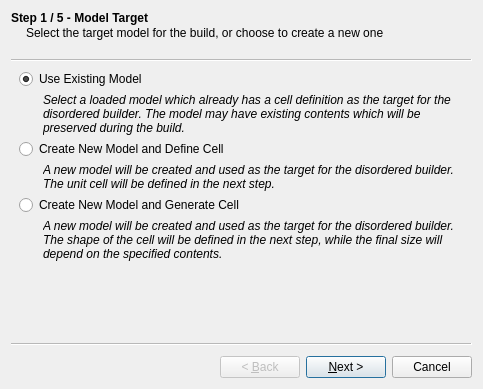
First picture: the form in branches/nugui/src/gui/disorderwizard.ui, repository trisyoungs/aten, before the edit.
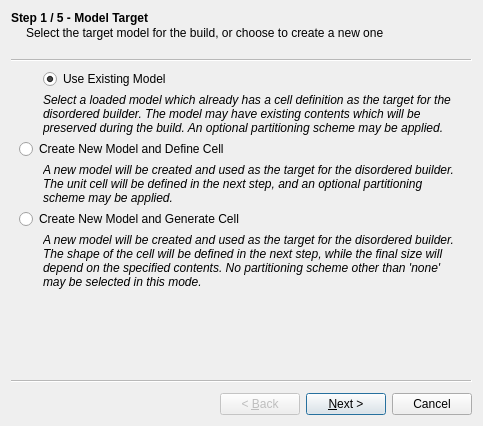
Second picture: the form after the edit. Icons and pictures are not drawn.

Commit message: Major update to disorder builder. Removed data/partitions/cell from repo in favour of default scheme generated in code.

```diff
--- a/branches/nugui/src/gui/disorderwizard.ui
+++ b/branches/nugui/src/gui/disorderwizard.ui
@@ -7,7 +7,7 @@
     <x>0</x>
     <y>0</y>
     <width>483</width>
-    <height>389</height>
+    <height>426</height>
    </rect>
   </property>
   <property name="windowTitle">
@@ -45,23 +45,7 @@
       <property name="sizeConstraint">
        <enum>QLayout::SetMinimumSize</enum>
       </property>
-      <item row="0" column="0" colspan="2">
-       <widget class="QRadioButton" name="TargetExistingRadio">
-        <property name="sizePolicy">
-         <sizepolicy hsizetype="Expanding" vsizetype="Fixed">
-          <horstretch>0</horstretch>
-          <verstretch>0</verstretch>
-         </sizepolicy>
-        </property>
-        <property name="text">
-         <string>Use Existing Model</string>
-        </property>
-        <property name="checked">
-         <bool>true</bool>
-        </property>
-       </widget>
-      </item>
-      <item row="5" column="0" colspan="2">
+      <item row="6" column="0" colspan="2">
        <widget class="QRadioButton" name="TargetGenerateRadio">
         <property name="sizePolicy">
          <sizepolicy hsizetype="Expanding" vsizetype="Fixed">
@@ -74,7 +58,7 @@
         </property>
        </widget>
       </item>
-      <item row="1" column="1">
+      <item row="2" column="1">
        <widget class="QLabel" name="label">
         <property name="sizePolicy">
          <sizepolicy hsizetype="Expanding" vsizetype="Minimum">
@@ -94,14 +78,14 @@
          </font>
         </property>
         <property name="text">
-         <string>Select a loaded model which already has a cell definition as the target for the disordered builder. The model may have existing contents which will be preserved during the build.</string>
+         <string>Select a loaded model which already has a cell definition as the target for the disordered builder. The model may have existing contents which will be preserved during the build. An optional partitioning scheme may be applied.</string>
         </property>
         <property name="wordWrap">
          <bool>true</bool>
         </property>
        </widget>
       </item>
-      <item row="1" column="0">
+      <item row="2" column="0">
        <spacer name="horizontalSpacer">
         <property name="orientation">
          <enum>Qt::Horizontal</enum>
@@ -117,7 +101,7 @@
         </property>
        </spacer>
       </item>
-      <item row="4" column="1">
+      <item row="5" column="1">
        <widget class="QLabel" name="label_2">
         <property name="sizePolicy">
          <sizepolicy hsizetype="Expanding" vsizetype="Preferred">
@@ -131,14 +115,14 @@
          </font>
         </property>
         <property name="text">
-         <string>A new model will be created and used as the target for the disordered builder. The unit cell will be defined in the next step.</string>
+         <string>A new model will be created and used as the target for the disordered builder. The unit cell will be defined in the next step, and an optional partitioning scheme may be applied.</string>
         </property>
         <property name="wordWrap">
          <bool>true</bool>
         </property>
        </widget>
       </item>
-      <item row="6" column="1">
+      <item row="7" column="1">
        <widget class="QLabel" name="label_3">
         <property name="sizePolicy">
          <sizepolicy hsizetype="Expanding" vsizetype="Preferred">
@@ -152,7 +136,7 @@
          </font>
         </property>
         <property name="text">
-         <string>A new model will be created and used as the target for the disordered builder. The shape of the cell will be defined in the next step, while the final size will depend on the specified contents.</string>
+         <string>A new model will be created and used as the target for the disordered builder. The shape of the cell will be defined in the next step, while the final size will depend on the specified contents. No partitioning scheme other than 'none' may be selected in this mode.</string>
         </property>
         <property name="wordWrap">
          <bool>true</bool>
@@ -172,6 +156,22 @@
         </property>
        </widget>
       </item>
+      <item row="1" column="1">
+       <widget class="QRadioButton" name="TargetExistingRadio">
+        <property name="sizePolicy">
+         <sizepolicy hsizetype="Expanding" vsizetype="Fixed">
+          <horstretch>0</horstretch>
+          <verstretch>0</verstretch>
+         </sizepolicy>
+        </property>
+        <property name="text">
+         <string>Use Existing Model</string>
+        </property>
+        <property name="checked">
+         <bool>true</bool>
+        </property>
+       </widget>
+      </item>
      </layout>
     </item>
    </layout>
```
Left out of the diff: 2 changed lines with no effect on the pictures. The commit also changes 12 other files.
